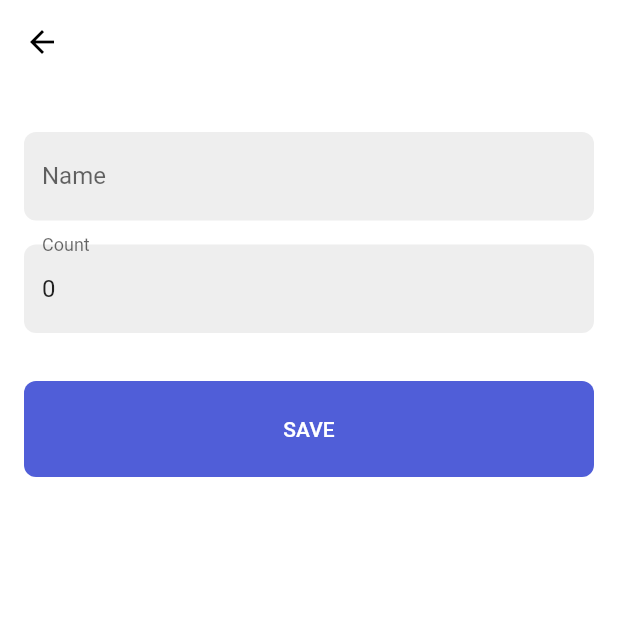
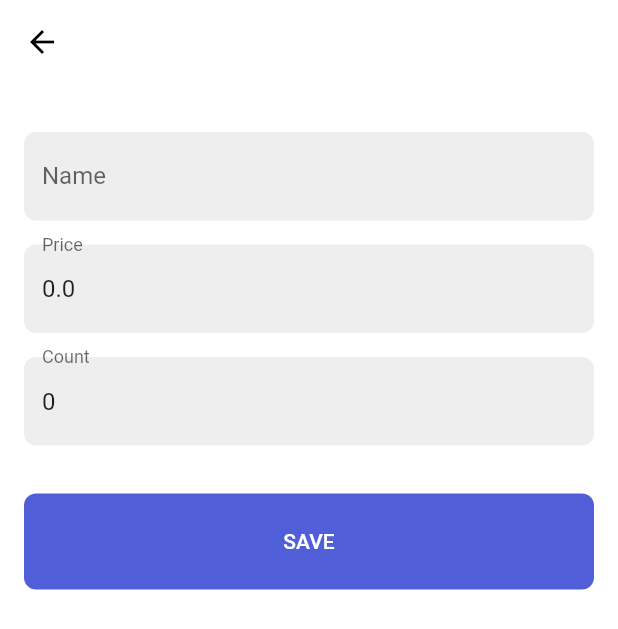
Before and after one commit to MahmoodAliL/inventory, a Flutter app: the screen it shows after launch, after a tap on the "add" icon, on a phone screen of 412 x 824 dp. Shown: the top 629 px of the screen. Run offline on Flutter 3.47's test engine with Material 2 defaults, Android fonts, the phone set to English and light mode, and no system bars; our stand-ins replace dartz, drift, freezed_annotation, get, pdf, printing; missing offline and left inert: path_provider_windows; accounts and stored records are empty; generated files the repository leaves out were written again; statements that could not run were skipped.

Commit message:
add price + total price in printing page

```diff
--- a/lib/app/pages/form/controller/form_controller.dart
+++ b/lib/app/pages/form/controller/form_controller.dart
@@ -33,6 +33,11 @@ class FormController extends GetxController {
     update();
   }
 
+  void onPriceChanged(String value) {
+    item = item.copyWith(price: double.tryParse(value) ?? 0);
+    update();
+  }
+
   Future<void> save() async {
     Get.log('save: $item');
     final either = await _repository.insertOnConflictUpdate(item: item);
--- a/lib/app/pages/form/page.dart
+++ b/lib/app/pages/form/page.dart
@@ -5,6 +5,7 @@ import 'package:inventory/app/pages/form/controller/form_controller.dart';
 import 'package:inventory/app/pages/form/widgets/action_bar.dart';
 import 'package:inventory/app/pages/form/widgets/count_field.dart';
 import 'package:inventory/app/pages/form/widgets/name_field.dart';
+import 'package:inventory/app/pages/form/widgets/price_field.dart';
 import 'package:inventory/app/pages/form/widgets/save_button.dart';
 
 class FormPage extends StatelessWidget {
@@ -26,6 +27,8 @@ class FormPage extends StatelessWidget {
                 const SizedBox(height: AppDimens.defaultPadding * 4),
                 const NameField(),
                 const SizedBox(height: AppDimens.defaultPadding * 2),
+                const PriceField(),
+                const SizedBox(height: AppDimens.defaultPadding * 2),
                 const CountField(),
                 const SizedBox(height: AppDimens.defaultPadding * 4),
                 SaveButton(
--- /dev/null
+++ b/lib/app/pages/form/widgets/price_field.dart
@@ -0,0 +1,30 @@
+import 'package:flutter/material.dart';
+import 'package:flutter/services.dart';
+import 'package:get/get.dart';
+import 'package:inventory/app/pages/form/controller/form_controller.dart';
+import 'package:inventory/domain/core/validator.dart';
+
+class PriceField extends StatelessWidget {
+  const PriceField({Key? key}) : super(key: key);
+
+  @override
+  Widget build(BuildContext context) {
+    return GetBuilder<FormController>(
+      builder: (c) {
+        return TextFormField(
+          validator: FormFiledValidator.required,
+          initialValue: c.item.price.toString(),
+          autovalidateMode: AutovalidateMode.onUserInteraction,
+          keyboardType: const TextInputType.numberWithOptions(decimal: true),
+          inputFormatters: [
+            FilteringTextInputFormatter.allow(RegExp(r'^(\d+)?\.?\d{0,8}'))
+          ],
+          onChanged: c.onPriceChanged,
+          decoration: const InputDecoration(
+            labelText: 'Price',
+          ),
+        );
+      },
+    );
+  }
+}
--- a/lib/app/pages/home/widgets/inventory_card.dart
+++ b/lib/app/pages/home/widgets/inventory_card.dart
@@ -39,10 +39,10 @@ class InventoryCard extends StatelessWidget {
                 child: Text(
                   item.name,
                   overflow: TextOverflow.ellipsis,
-                  style: Get.textTheme.headline6,
+                  style: Get.textTheme.subtitle2,
                 ),
               ),
-              _Count(count: item.count)
+              _Count(count: item.count),
             ],
           ),
         ),
--- a/lib/app/pages/printing/controller/printing_controler.dart
+++ b/lib/app/pages/printing/controller/printing_controler.dart
@@ -7,7 +7,7 @@ class PrintingControler {
 
   final IPrintingRepository _repository;
   static PrintingControler get to => Get.find();
-  static const int _kItemsInEachPage = 30;
+  static const int _kItemsInEachPage = 29;
 
   Future<Map<int, List<InventoryPrintingItem>>> loadAllItems() async {
     final list = <int, List<InventoryPrintingItem>>{};
--- a/lib/data/provider/app_database.dart
+++ b/lib/data/provider/app_database.dart
@@ -9,7 +9,7 @@ import 'package:path_provider_windows/path_provider_windows.dart';
 
 part 'app_database.g.dart';
 
-const String _databaseName = 'db.sqlite';
+const String _databaseName = 'database.sqlite';
 const int _databaseVersion = 1;
 
 @DriftDatabase(
--- a/lib/domain/core/inventory_item.dart
+++ b/lib/domain/core/inventory_item.dart
@@ -8,11 +8,13 @@ abstract class InventoryItem with _$InventoryItem {
     required int id,
     required String name,
     required int count,
+    required double price,
   }) = _InventoryItem;
 
   factory InventoryItem.empty() => const InventoryItem(
         id: -1,
         name: '',
         count: 0,
+        price: 0,
       );
 }
--- a/lib/domain/pages/printing/inventory_printing_item.dart
+++ b/lib/domain/pages/printing/inventory_printing_item.dart
@@ -7,5 +7,7 @@ abstract class InventoryPrintingItem with _$InventoryPrintingItem {
   const factory InventoryPrintingItem({
     required String name,
     required int count,
+    required double price,
+    required double totalPrice,
   }) = _InventoryPrintingItem;
 }
--- a/lib/main.dart
+++ b/lib/main.dart
@@ -1,18 +1,13 @@
-import 'package:device_preview/device_preview.dart';
 import 'package:flutter/material.dart';
 import 'package:get/get_navigation/src/root/get_material_app.dart';
 import 'package:inventory/app/core/theme/theme.dart';
 import 'package:inventory/app/pages/home/binding.dart';
 import 'package:inventory/app/pages/home/page.dart';
-import 'package:inventory/app/pages/printing/page.dart';
 import 'package:inventory/app/routes/app_pages.dart';
 
 void main() {
   runApp(
-    DevicePreview(
-      builder: (_) => const App(),
-      enabled: false,
-    ),
+    const App(),
   );
 }
 
```
Also changed, not shown: lib/app/core/utils/value_transformer.dart (added, +7 -0 lines), lib/app/pages/printing/widgets/pdf_page.dart (+34 -8 lines), lib/data/core/dto.dart (+13 -2 lines), pubspec.yaml (+9 -8 lines), lib/app/core/value.dart (deleted), lib/data/provider/app_database.g.dart, lib/domain/core/failure.freezed.dart, lib/domain/core/inventory_item.freezed.dart, lib/domain/pages/printing/inventory_printing_item.freezed.dart, pubspec.lock, 3 other files.
